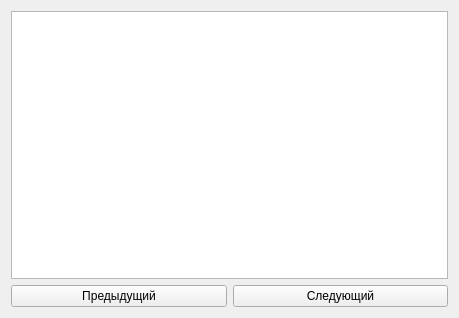
sergeystarkov/kr_hash, file hash/theoryform.ui: the form before one commit.
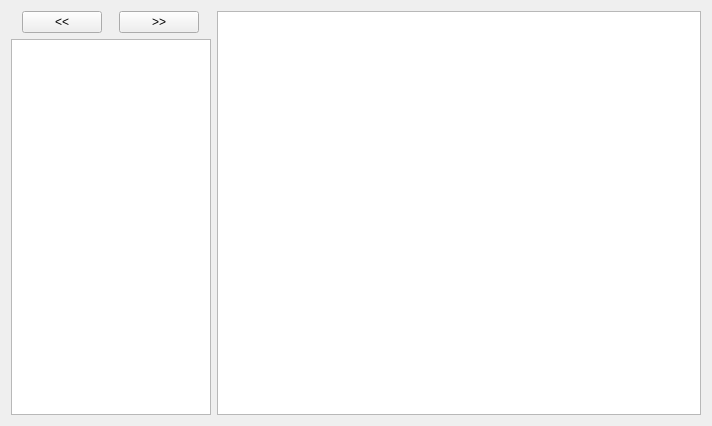
The form after the commit.

Patch:
```diff
--- a/hash/theoryform.ui
+++ b/hash/theoryform.ui
@@ -6,15 +6,51 @@
    <rect>
     <x>0</x>
     <y>0</y>
-    <width>459</width>
-    <height>318</height>
+    <width>712</width>
+    <height>426</height>
    </rect>
   </property>
+  <property name="minimumSize">
+   <size>
+    <width>700</width>
+    <height>400</height>
+   </size>
+  </property>
   <property name="windowTitle">
    <string>Form</string>
   </property>
   <layout class="QGridLayout" name="gridLayout">
-   <item row="0" column="0" colspan="2">
+   <item row="0" column="0">
+    <layout class="QHBoxLayout" name="horizontalLayout_4">
+     <item>
+      <widget class="QPushButton" name="prevPage">
+       <property name="sizePolicy">
+        <sizepolicy hsizetype="Maximum" vsizetype="Fixed">
+         <horstretch>0</horstretch>
+         <verstretch>0</verstretch>
+        </sizepolicy>
+       </property>
+       <property name="text">
+        <string>&lt;&lt;</string>
+       </property>
+      </widget>
+     </item>
+     <item>
+      <widget class="QPushButton" name="nextPage">
+       <property name="sizePolicy">
+        <sizepolicy hsizetype="Maximum" vsizetype="Fixed">
+         <horstretch>0</horstretch>
+         <verstretch>0</verstretch>
+        </sizepolicy>
+       </property>
+       <property name="text">
+        <string>&gt;&gt;</string>
+       </property>
+      </widget>
+     </item>
+    </layout>
+   </item>
+   <item row="0" column="1" rowspan="2">
     <widget class="QTextBrowser" name="textBrowser">
      <property name="sizePolicy">
       <sizepolicy hsizetype="Expanding" vsizetype="Expanding">
@@ -31,16 +67,12 @@
     </widget>
    </item>
    <item row="1" column="0">
-    <widget class="QPushButton" name="prevPage">
-     <property name="text">
-      <string>Предыдущий</string>
-     </property>
-    </widget>
-   </item>
-   <item row="1" column="1">
-    <widget class="QPushButton" name="nextPage">
-     <property name="text">
-      <string>Следующий</string>
+    <widget class="QListWidget" name="listWidget">
+     <property name="maximumSize">
+      <size>
+       <width>200</width>
+       <height>16777215</height>
+      </size>
      </property>
     </widget>
    </item>
```
Left out of the diff: 2 changed lines with no effect on the pictures.
